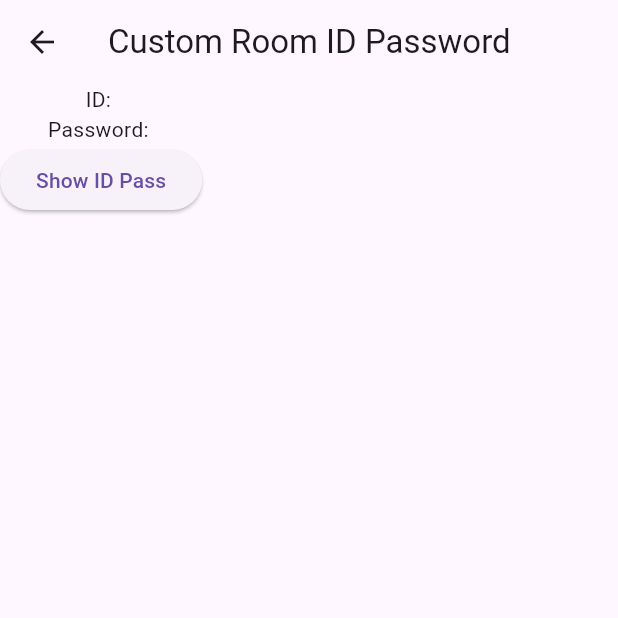
After one commit to TajemulCSE/LGD, a Flutter app: the CustomRoomIdPass screen opened directly, after a tap on "Show ID Pass", on a phone screen of 412 x 824 dp, the top half of it. The commit adds this screen. Run offline on Flutter 3.47's test engine with Material 3 defaults, Android fonts, the phone set to English and light mode, and no system bars; our stand-ins replace cached_network_image, cloud_firestore, firebase_auth, firebase_core; accounts and stored records are empty.

Commit message:
Custom Room ID Pass Available for authentic users only

```diff
--- a/lib/main.dart
+++ b/lib/main.dart
@@ -1,6 +1,7 @@
 import 'package:firebase_core/firebase_core.dart';
 import 'package:flutter/material.dart';
 import 'package:lgd/providers/auth_provider.dart';
+import 'package:lgd/providers/custom_id_pass_provider.dart';
 import 'package:lgd/providers/tournament_provider.dart';
 import 'package:lgd/providers/user_provider.dart';
 import 'package:lgd/screens/home/home_screen.dart';
@@ -16,6 +17,7 @@ void main() async {
         ChangeNotifierProvider(create: (_) => AuthenticationProvider()),
         ChangeNotifierProvider(create: (_) => UserProvider()),
         ChangeNotifierProvider(create: (_)=>TournamentProvider()),
+        ChangeNotifierProvider(create: (_)=>CustomIdPassProvider()),
       ],
 
       child: MyApp(),
--- /dev/null
+++ b/lib/providers/custom_id_pass_provider.dart
@@ -0,0 +1,36 @@
+// providers/tournament_provider.dart
+import 'dart:async';
+import 'dart:io';
+import 'package:firebase_auth/firebase_auth.dart';
+import 'package:flutter/material.dart';
+import 'package:cloud_firestore/cloud_firestore.dart';
+
+class CustomIdPassProvider with ChangeNotifier {
+  final FirebaseFirestore _firestore = FirebaseFirestore.instance;
+
+  String roomID = "", roomPass = "";
+
+
+  bool isRegistered = false;
+
+  int registeredNumber = 0;
+  bool loading = true;
+
+  Future<void> fetchCustomRoomID() async {
+    DocumentSnapshot userDoc =
+        await FirebaseFirestore.instance
+            .collection("roomDetails")
+            .doc("lgd10pmRoomDetails")
+            .get();
+
+    if (userDoc.exists) {
+      roomID = userDoc["RoomID"] ?? "";
+      roomPass = userDoc["RoomPassword"] ?? "";
+
+    }
+    loading = false;
+    notifyListeners();
+  }
+
+
+}
--- /dev/null
+++ b/lib/screens/custom_room/custom_room_id_pass.dart
@@ -0,0 +1,30 @@
+import 'package:flutter/material.dart';
+import 'package:lgd/providers/custom_id_pass_provider.dart';
+import 'package:provider/provider.dart';
+
+class CustomRoomIdPass extends StatelessWidget {
+  const CustomRoomIdPass({super.key});
+
+  @override
+  Widget build(BuildContext context) {
+    return Scaffold(
+      appBar: AppBar(title: Text("Custom Room ID Password"),),
+
+      body: Consumer<CustomIdPassProvider>( builder: (context, custom, child) {
+        return SingleChildScrollView(
+          child: Column(children: [
+
+            Text("ID: ${custom.roomID}"),
+            Text("Password: ${custom.roomPass}"),
+
+            ElevatedButton(onPressed: () async{
+              await custom.fetchCustomRoomID();
+            }, child: Text("Show ID Pass"))
+          ],),
+        );
+      }
+
+      ),
+    );
+  }
+}
--- a/lib/screens/tour_schedule/tournament_schedule_screen.dart
+++ b/lib/screens/tour_schedule/tournament_schedule_screen.dart
@@ -1,6 +1,7 @@
 import 'package:flutter/material.dart';
 import 'package:lgd/providers/auth_provider.dart';
 import 'package:lgd/providers/tournament_provider.dart';
+import 'package:lgd/screens/custom_room/custom_room_id_pass.dart';
 import 'package:provider/provider.dart';
 
 class TournamentScheduleScreen extends StatelessWidget {
@@ -26,9 +27,12 @@ class TournamentScheduleScreen extends StatelessWidget {
                 children: [
                   Text("Registered Team number: ${tour.registeredNumber}"),
                   Text("Tour name: ${tour.name}"),
+
+                  auth.isLoggedIn?
                   ElevatedButton(
                     onPressed: () async {
                       if (!auth.isLoggedIn) {
+
                         ScaffoldMessenger.of(context).showSnackBar(
                           SnackBar(content: Text("Login to register a tour")),
                         );
@@ -40,6 +44,7 @@ class TournamentScheduleScreen extends StatelessWidget {
                           );
                           return;
                         } else {
+
                           await tour.registerUser(context);
                           await tour.fetch10pmTour();
                            await tour.showRoomID(context);
@@ -51,9 +56,10 @@ class TournamentScheduleScreen extends StatelessWidget {
                       }
                     },
                     child: Text("Register"),
-                  ),
-                  tour.isRegistered?
+                  ): Text("Login first"),
+                  tour.isRegistered && auth.isLoggedIn?
                   ElevatedButton(onPressed: (){
+                    Navigator.push(context, MaterialPageRoute(builder: (context)=> CustomRoomIdPass()));
 
                   }, child: Text("Room ID Pass"))
                   :
```
